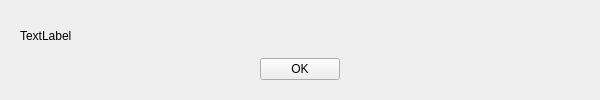
This is physiolabxr/_ui/RecordingConversionDialog.ui in PhysioLabXR/PhysioLabXR-Community as Qt 5 draws it before an edit. The edited form follows.
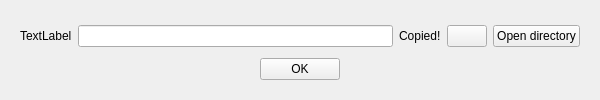
This is the edited form.

Commit message: unify recording finish dialog; update UI to the recording finish dialog

What changed in the file:
```diff
--- a/physiolabxr/_ui/RecordingConversionDialog.ui
+++ b/physiolabxr/_ui/RecordingConversionDialog.ui
@@ -18,11 +18,61 @@
     <widget class="QWidget" name="widget" native="true">
      <layout class="QVBoxLayout" name="verticalLayout_2">
       <item>
-       <widget class="QLabel" name="progress_label">
-        <property name="text">
-         <string>TextLabel</string>
-        </property>
-       </widget>
+       <layout class="QHBoxLayout" name="horizontalLayout_2">
+        <item>
+         <widget class="QLabel" name="progress_label">
+          <property name="text">
+           <string>TextLabel</string>
+          </property>
+         </widget>
+        </item>
+        <item>
+         <widget class="QWidget" name="finish_postprocess_widget" native="true">
+          <layout class="QHBoxLayout" name="horizontalLayout_3">
+           <property name="leftMargin">
+            <number>0</number>
+           </property>
+           <property name="topMargin">
+            <number>0</number>
+           </property>
+           <property name="rightMargin">
+            <number>0</number>
+           </property>
+           <property name="bottomMargin">
+            <number>0</number>
+           </property>
+           <item>
+            <widget class="QLineEdit" name="save_path_line_edit">
+             <property name="readOnly">
+              <bool>true</bool>
+             </property>
+            </widget>
+           </item>
+           <item>
+            <widget class="QLabel" name="copied_label">
+             <property name="text">
+              <string>Copied!</string>
+             </property>
+            </widget>
+           </item>
+           <item>
+            <widget class="QPushButton" name="copy_button">
+             <property name="text">
+              <string/>
+             </property>
+            </widget>
+           </item>
+           <item>
+            <widget class="QPushButton" name="open_directory_button">
+             <property name="text">
+              <string>Open directory</string>
+             </property>
+            </widget>
+           </item>
+          </layout>
+         </widget>
+        </item>
+       </layout>
       </item>
       <item alignment="Qt::AlignHCenter">
        <widget class="QPushButton" name="finish_button">
```
The commit also changes 4 other files.
